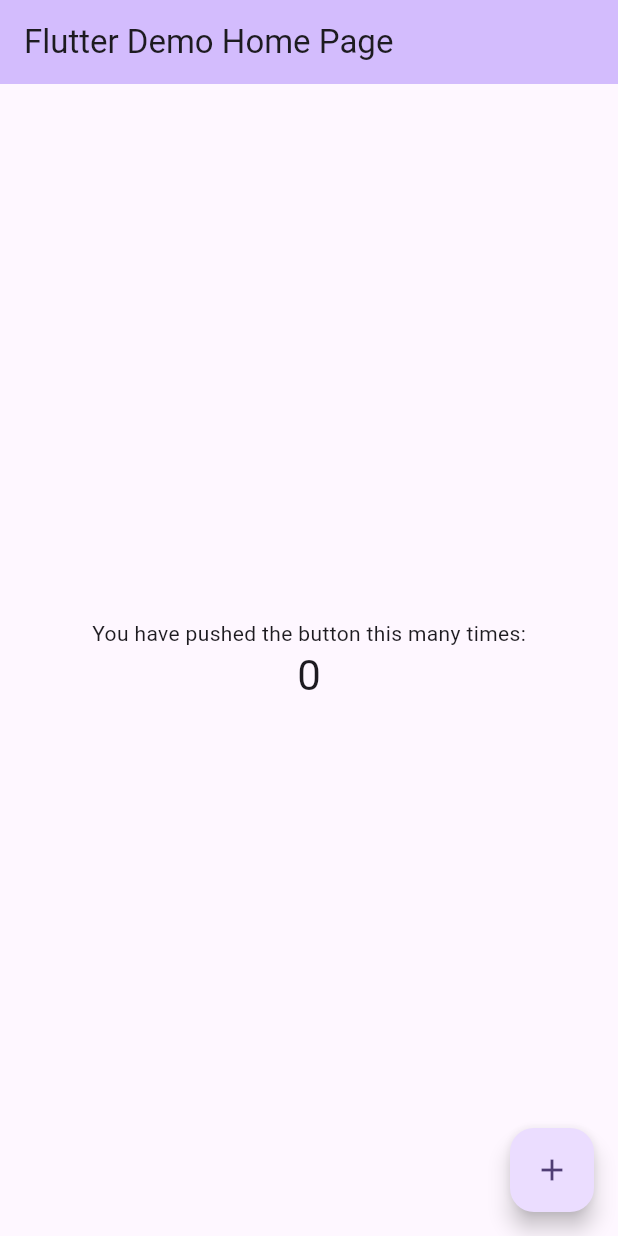
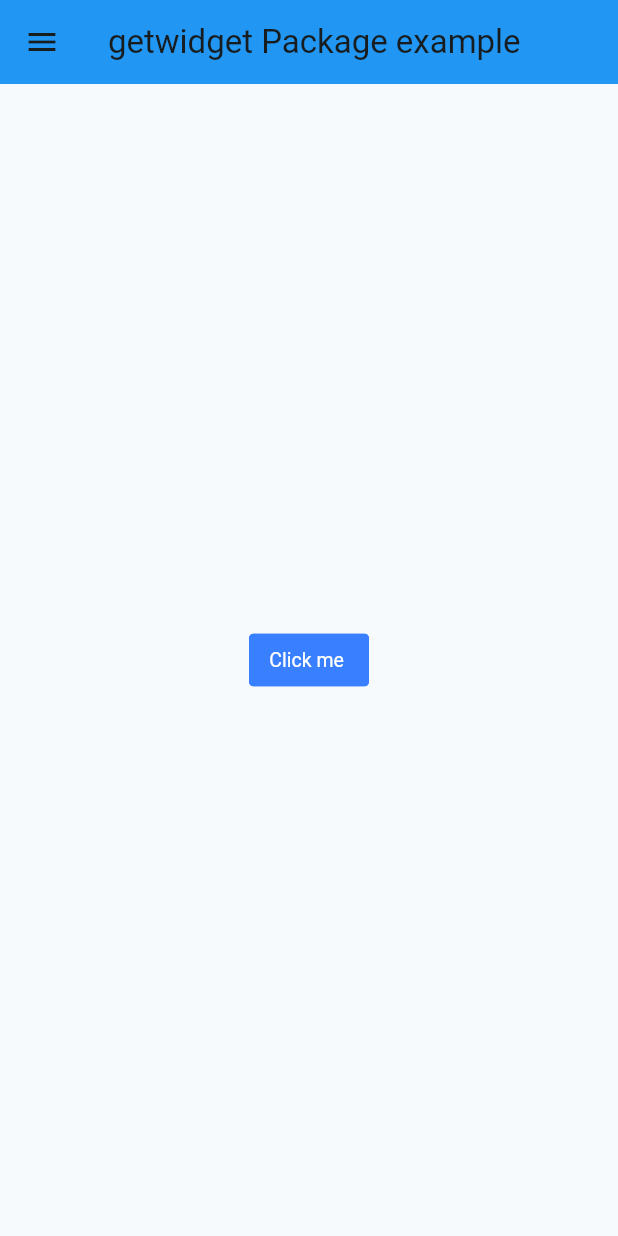
Before and after one commit to AshrafZarkani/CODED-CC-task, a Flutter app: the screen it shows after launch, on a phone screen of 412 x 824 dp. Run offline on Flutter 3.47's test engine with Material 2 defaults, Android fonts, the phone set to English and light mode, and no system bars; drawn by our look-alikes of getwidget.

Commit message:
push class demo

```diff
--- a/widgets_types/lib/main.dart
+++ b/widgets_types/lib/main.dart
@@ -1,4 +1,5 @@
 import 'package:flutter/material.dart';
+import 'package:widgets_types/package/package_example.dart';
 
 void main() {
   runApp(const MyApp());
@@ -13,113 +14,10 @@ class MyApp extends StatelessWidget {
     return MaterialApp(
       title: 'Flutter Demo',
       theme: ThemeData(
-        // This is the theme of your application.
-        //
-        // TRY THIS: Try running your application with "flutter run". You'll see
-        // the application has a blue toolbar. Then, without quitting the app,
-        // try changing the seedColor in the colorScheme below to Colors.green
-        // and then invoke "hot reload" (save your changes or press the "hot
-        // reload" button in a Flutter-supported IDE, or press "r" if you used
-        // the command line to start the app).
-        //
-        // Notice that the counter didn't reset back to zero; the application
-        // state is not lost during the reload. To reset the state, use hot
-        // restart instead.
-        //
-        // This works for code too, not just values: Most code changes can be
-        // tested with just a hot reload.
-        colorScheme: ColorScheme.fromSeed(seedColor: Colors.deepPurple),
+        colorScheme: ColorScheme.fromSeed(seedColor: Colors.blueGrey),
         useMaterial3: true,
       ),
-      home: const MyHomePage(title: 'Flutter Demo Home Page'),
+      home: const PackageExample(),
     );
   }
 }
-
-class MyHomePage extends StatefulWidget {
-  const MyHomePage({super.key, required this.title});
-
-  // This widget is the home page of your application. It is stateful, meaning
-  // that it has a State object (defined below) that contains fields that affect
-  // how it looks.
-
-  // This class is the configuration for the state. It holds the values (in this
-  // case the title) provided by the parent (in this case the App widget) and
-  // used by the build method of the State. Fields in a Widget subclass are
-  // always marked "final".
-
-  final String title;
-
-  @override
-  State<MyHomePage> createState() => _MyHomePageState();
-}
-
-class _MyHomePageState extends State<MyHomePage> {
-  int _counter = 0;
-
-  void _incrementCounter() {
-    setState(() {
-      // This call to setState tells the Flutter framework that something has
-      // changed in this State, which causes it to rerun the build method below
-      // so that the display can reflect the updated values. If we changed
-      // _counter without calling setState(), then the build method would not be
-      // called again, and so nothing would appear to happen.
-      _counter++;
-    });
-  }
-
-  @override
-  Widget build(BuildContext context) {
-    // This method is rerun every time setState is called, for instance as done
-    // by the _incrementCounter method above.
-    //
-    // The Flutter framework has been optimized to make rerunning build methods
-    // fast, so that you can just rebuild anything that needs updating rather
-    // than having to individually change instances of widgets.
-    return Scaffold(
-      appBar: AppBar(
-        // TRY THIS: Try changing the color here to a specific color (to
-        // Colors.amber, perhaps?) and trigger a hot reload to see the AppBar
-        // change color while the other colors stay the same.
-        backgroundColor: Theme.of(context).colorScheme.inversePrimary,
-        // Here we take the value from the MyHomePage object that was created by
-        // the App.build method, and use it to set our appbar title.
-        title: Text(widget.title),
-      ),
-      body: Center(
-        // Center is a layout widget. It takes a single child and positions it
-        // in the middle of the parent.
-        child: Column(
-          // Column is also a layout widget. It takes a list of children and
-          // arranges them vertically. By default, it sizes itself to fit its
-          // children horizontally, and tries to be as tall as its parent.
-          //
-          // Column has various properties to control how it sizes itself and
-          // how it positions its children. Here we use mainAxisAlignment to
-          // center the children vertically; the main axis here is the vertical
-          // axis because Columns are vertical (the cross axis would be
-          // horizontal).
-          //
-          // TRY THIS: Invoke "debug painting" (choose the "Toggle Debug Paint"
-          // action in the IDE, or press "p" in the console), to see the
-          // wireframe for each widget.
-          mainAxisAlignment: MainAxisAlignment.center,
-          children: <Widget>[
-            const Text(
-              'You have pushed the button this many times:',
-            ),
-            Text(
-              '$_counter',
-              style: Theme.of(context).textTheme.headlineMedium,
-            ),
-          ],
-        ),
-      ),
-      floatingActionButton: FloatingActionButton(
-        onPressed: _incrementCounter,
-        tooltip: 'Increment',
-        child: const Icon(Icons.add),
-      ), // This trailing comma makes auto-formatting nicer for build methods.
-    );
-  }
-}
--- /dev/null
+++ b/widgets_types/lib/package/package_example.dart
@@ -0,0 +1,47 @@
+import 'package:flutter/material.dart';
+
+/// import the getwidget package
+import 'package:getwidget/getwidget.dart';
+
+class PackageExample extends StatelessWidget {
+  const PackageExample({Key? key}) : super(key: key);
+
+  @override
+  Widget build(BuildContext context) {
+    return Scaffold(
+      /// use the drawer widget from the package
+      drawer: const GFDrawer(
+        color: Colors.amber,
+        child: Column(
+          children: [
+            SizedBox(
+              height: 100,
+            ),
+            Text("Inforamtion"),
+          ],
+        ),
+      ),
+      appBar: AppBar(
+        title: const Text("getwidget Package example"),
+        backgroundColor: Colors.blue,
+      ),
+      body: SizedBox(
+        height: double.infinity,
+        width: double.infinity,
+        child: Column(
+          mainAxisAlignment: MainAxisAlignment.center,
+          crossAxisAlignment: CrossAxisAlignment.center,
+          children: [
+            /// use the button from the package
+            GFButton(
+              onPressed: () {
+                debugPrint("clicked");
+              },
+              text: "Click me ",
+            )
+          ],
+        ),
+      ),
+    );
+  }
+}
```
Also changed, not shown: widgets_types/lib/oop/oop.dart (added, +57 -0 lines), widgets_types/lib/widgets_types/widgets_types.dart (added, +157 -0 lines), widgets_types/pubspec.yaml (+8 -26 lines), widgets_types/pubspec.lock.
